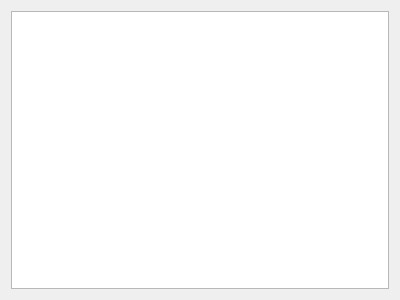
The window that client/src/ui/widgets/settings/time_server_selection_widget.ui (networkoptix/nx_open) describes before a commit, drawn with Qt 5.
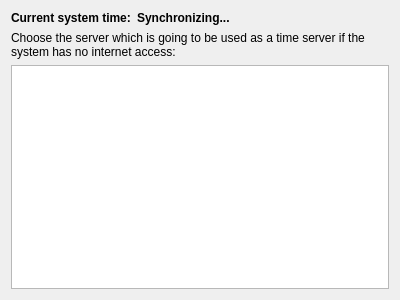
The same window after the commit.

Commit message:
Displaying time offset / fixed server time functionallity
<==== Mercurial data ====>
Branch: master

Diff of the .ui file:
```diff
--- a/client/src/ui/widgets/settings/time_server_selection_widget.ui
+++ b/client/src/ui/widgets/settings/time_server_selection_widget.ui
@@ -11,6 +11,46 @@
    </rect>
   </property>
   <layout class="QVBoxLayout" name="verticalLayout">
+   <item>
+    <layout class="QHBoxLayout" name="horizontalLayout" stretch="0,1">
+     <item>
+      <widget class="QLabel" name="timeDescLabel">
+       <property name="font">
+        <font>
+         <weight>75</weight>
+         <bold>true</bold>
+        </font>
+       </property>
+       <property name="text">
+        <string>Current system time:</string>
+       </property>
+      </widget>
+     </item>
+     <item>
+      <widget class="QLabel" name="timeLabel">
+       <property name="font">
+        <font>
+         <weight>75</weight>
+         <bold>true</bold>
+        </font>
+       </property>
+       <property name="text">
+        <string>Synchronizing...</string>
+       </property>
+      </widget>
+     </item>
+    </layout>
+   </item>
+   <item>
+    <widget class="QLabel" name="descriptionLabel">
+     <property name="text">
+      <string>Choose the server which is going to be used as a time server if the system has no internet access:</string>
+     </property>
+     <property name="wordWrap">
+      <bool>true</bool>
+     </property>
+    </widget>
+   </item>
    <item>
     <widget class="QTableView" name="serversTable"/>
    </item>
```
The commit also changes 7 other files.
